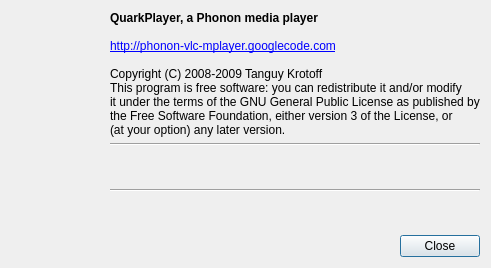
tkrotoff/QuarkPlayer, file quarkplayer/AboutWindow.ui: the form before one commit.
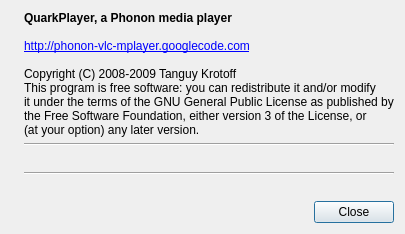
The form after the commit. Icons and pictures are not drawn.

Diff of the .ui file:
```diff
--- a/quarkplayer/AboutWindow.ui
+++ b/quarkplayer/AboutWindow.ui
@@ -5,8 +5,8 @@
    <rect>
     <x>0</x>
     <y>0</y>
-    <width>491</width>
-    <height>268</height>
+    <width>399</width>
+    <height>234</height>
    </rect>
   </property>
   <property name="windowTitle" >
```
